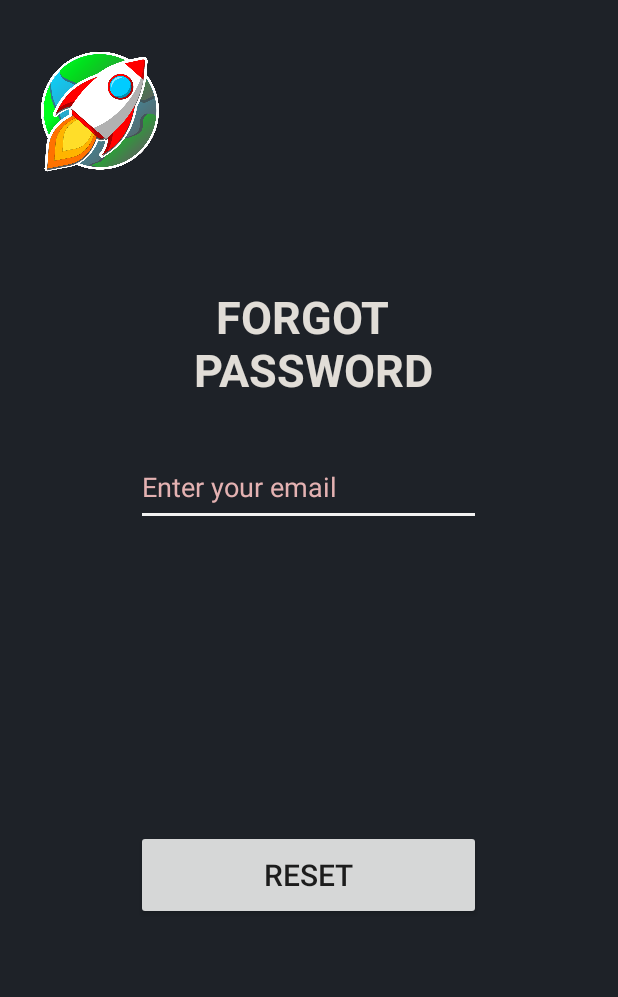
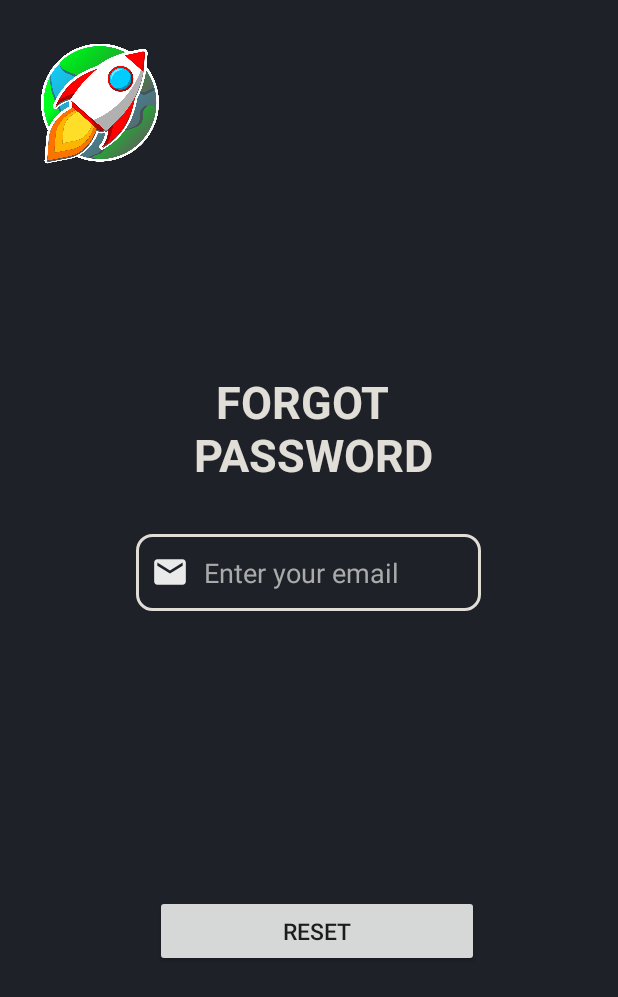
Before and after one commit to Kiru100/Android-Learning-App---Earth-and-Space-Science, an Android app: the ForgotPasswordActivity screen opened directly, with no data from a screen before it, on a phone screen of 412 x 824 dp. Shown: the top 997 px of the screen. Run offline under Robolectric (Android 15) with nearby library versions, the phone set to English and light mode, and no system bars; our stand-ins replace Firebase (no records; nobody signed in at launch, a user with empty details on screens opened directly).

Commit message:
layout login

```diff
--- /dev/null
+++ b/app/src/main/res/drawable/custom_input.xml
@@ -0,0 +1,22 @@
+<?xml version="1.0" encoding="utf-8"?>
+<selector xmlns:android="http://schemas.android.com/apk/res/android">
+
+    <item android:state_enabled="true" android:state_focused="true">
+        <shape android:shape="rectangle">
+            <stroke android:color="@color/gitwhite"/>
+            <corners android:radius="10dp"/>
+            <stroke android:color="@color/gitwhite" android:width="2dp"/>
+
+        </shape>
+    </item>
+
+    <item android:state_enabled="true">
+        <shape android:shape="rectangle">
+            <stroke android:color="@color/gitwhite"/>
+            <corners android:radius="10dp"/>
+            <stroke android:color="@color/gitgray" android:width="1dp"/>
+        </shape>
+    </item>
+
+
+</selector>
--- /dev/null
+++ b/app/src/main/res/drawable/ic_baseline_account_box_24.xml
@@ -0,0 +1,5 @@
+<vector android:height="24dp" android:tint="#FEFEFE"
+    android:viewportHeight="24" android:viewportWidth="24"
+    android:width="24dp" xmlns:android="http://schemas.android.com/apk/res/android">
+    <path android:fillColor="@android:color/white" android:pathData="M3,5v14c0,1.1 0.89,2 2,2h14c1.1,0 2,-0.9 2,-2L21,5c0,-1.1 -0.9,-2 -2,-2L5,3c-1.11,0 -2,0.9 -2,2zM15,9c0,1.66 -1.34,3 -3,3s-3,-1.34 -3,-3 1.34,-3 3,-3 3,1.34 3,3zM6,17c0,-2 4,-3.1 6,-3.1s6,1.1 6,3.1v1L6,18v-1z"/>
+</vector>
--- /dev/null
+++ b/app/src/main/res/drawable/ic_baseline_email_24.xml
@@ -0,0 +1,5 @@
+<vector android:alpha="0.91" android:height="25dp"
+    android:tint="#FEFEFE" android:viewportHeight="24"
+    android:viewportWidth="24" android:width="25dp" xmlns:android="http://schemas.android.com/apk/res/android">
+    <path android:fillColor="@android:color/white" android:pathData="M20,4L4,4c-1.1,0 -1.99,0.9 -1.99,2L2,18c0,1.1 0.9,2 2,2h16c1.1,0 2,-0.9 2,-2L22,6c0,-1.1 -0.9,-2 -2,-2zM20,8l-8,5 -8,-5L4,6l8,5 8,-5v2z"/>
+</vector>
--- /dev/null
+++ b/app/src/main/res/drawable/ic_baseline_lock_24.xml
@@ -0,0 +1,5 @@
+<vector android:alpha="0.91" android:height="25dp"
+    android:tint="#FEFEFE" android:viewportHeight="24"
+    android:viewportWidth="24" android:width="25dp" xmlns:android="http://schemas.android.com/apk/res/android">
+    <path android:fillColor="@android:color/white" android:pathData="M18,8h-1L17,6c0,-2.76 -2.24,-5 -5,-5S7,3.24 7,6v2L6,8c-1.1,0 -2,0.9 -2,2v10c0,1.1 0.9,2 2,2h12c1.1,0 2,-0.9 2,-2L20,10c0,-1.1 -0.9,-2 -2,-2zM12,17c-1.1,0 -2,-0.9 -2,-2s0.9,-2 2,-2 2,0.9 2,2 -0.9,2 -2,2zM15.1,8L8.9,8L8.9,6c0,-1.71 1.39,-3.1 3.1,-3.1 1.71,0 3.1,1.39 3.1,3.1v2z"/>
+</vector>
--- /dev/null
+++ b/app/src/main/res/drawable/ic_baseline_person_24.xml
@@ -0,0 +1,5 @@
+<vector android:alpha="0.91" android:height="25dp"
+    android:tint="#FEFEFE" android:viewportHeight="24"
+    android:viewportWidth="24" android:width="25dp" xmlns:android="http://schemas.android.com/apk/res/android">
+    <path android:fillColor="@android:color/white" android:pathData="M12,12c2.21,0 4,-1.79 4,-4s-1.79,-4 -4,-4 -4,1.79 -4,4 1.79,4 4,4zM12,14c-2.67,0 -8,1.34 -8,4v2h16v-2c0,-2.66 -5.33,-4 -8,-4z"/>
+</vector>
--- a/app/src/main/res/layout/activity_forgot_password.xml
+++ b/app/src/main/res/layout/activity_forgot_password.xml
@@ -9,16 +9,16 @@
 
     <Button
         android:id="@+id/btnResetPassword"
-        android:layout_width="230dp"
-        android:layout_height="60dp"
+        android:layout_width="wrap_content"
+        android:layout_height="wrap_content"
+        android:ems="12"
         android:text="@string/reset_password"
-        android:textSize="20sp"
+        android:textSize="15sp"
         app:layout_constraintBottom_toBottomOf="parent"
-        app:layout_constraintEnd_toEndOf="@+id/edtResetPasswordEmail"
-        app:layout_constraintHorizontal_bias="0.0"
-        app:layout_constraintStart_toStartOf="@+id/edtResetPasswordEmail"
+        app:layout_constraintEnd_toStartOf="@+id/guideline14"
+        app:layout_constraintStart_toStartOf="@+id/guideline15"
         app:layout_constraintTop_toBottomOf="@+id/edtResetPasswordEmail"
-        app:layout_constraintVertical_bias="0.49" />
+        app:layout_constraintVertical_bias="0.513" />
 
     <ImageView
         android:id="@+id/logohere"
@@ -30,7 +30,7 @@
         app:layout_constraintHorizontal_bias="0.051"
         app:layout_constraintStart_toStartOf="parent"
         app:layout_constraintTop_toTopOf="parent"
-        app:layout_constraintVertical_bias="0.285"
+        app:layout_constraintVertical_bias="0.135"
         app:srcCompat="@drawable/logo" />
 
     <EditText
@@ -38,13 +38,16 @@
         android:layout_width="230dp"
         android:layout_height="51dp"
         android:layout_marginTop="37dp"
-        android:backgroundTint="#F2F2F2"
-        android:ems="10"
+        android:background="@drawable/custom_input"
+        android:drawableStart="@drawable/ic_baseline_email_24"
+        android:drawablePadding="10dp"
+        android:ems="12"
         android:hint="Enter your email"
-        android:inputType="textPersonName"
+        android:inputType="textEmailSubject"
         android:minHeight="48dp"
+        android:padding="10dp"
         android:textColor="@color/gitwhite"
-        android:textColorHint="#E4B2B2"
+        android:textColorHint="@color/gitgray"
         app:layout_constraintEnd_toEndOf="@+id/textView10"
         app:layout_constraintStart_toStartOf="@+id/textView10"
         app:layout_constraintTop_toBottomOf="@+id/textView10" />
@@ -81,6 +84,22 @@
         android:layout_width="wrap_content"
         android:layout_height="wrap_content"
         android:orientation="horizontal"
-        app:layout_constraintGuide_begin="191dp" />
+        app:layout_constraintGuide_percent=".3" />
+
+    <androidx.constraintlayout.widget.Guideline
+        android:id="@+id/guideline14"
+        android:layout_width="wrap_content"
+        android:layout_height="wrap_content"
+        android:orientation="vertical"
+        app:layout_constraintGuide_begin="381dp" />
+
+
+
+    <androidx.constraintlayout.widget.Guideline
+        android:id="@+id/guideline15"
+        android:layout_width="wrap_content"
+        android:layout_height="wrap_content"
+        android:orientation="vertical"
+        app:layout_constraintGuide_percent="0.1" />
 
 </androidx.constraintlayout.widget.ConstraintLayout>
--- a/app/src/main/res/values/colors.xml
+++ b/app/src/main/res/values/colors.xml
@@ -3,7 +3,7 @@
     <color name="colorPrimary">#900C3E</color>
     <color name="gitblack">#1E2228</color>
     <color name="gitwhite">#E1DDD7</color>
-    <color name="gitgray">#838486</color>
+    <color name="gitgray">#AAAAAA</color>
     <color name="gitlightblack">#22272E</color>
     <color name="githint">#CDCDCF</color>
 
```
Also changed, not shown: app/src/main/res/layout/activity_login.xml (+73 -30 lines), app/src/main/res/layout/activity_registration.xml (+21 -14 lines), app/src/main/res/font/segoe_ui.ttf (added), app/src/main/res/font/segoe_ui_bold.ttf (added), app/src/main/res/font/segoe_ui_bold_italic.ttf (added), app/src/main/res/font/segoe_ui_italic.ttf (added).
